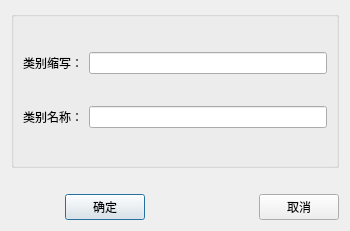
The window that tabsystemset/otherwidget/typesetdialog.ui (YYC572652645/PatholoSystem) describes before a commit, drawn with Qt 5.
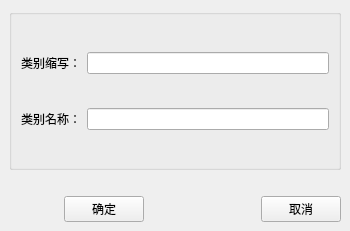
The same window after the commit.

```diff
--- a/tabsystemset/otherwidget/typesetdialog.ui
+++ b/tabsystemset/otherwidget/typesetdialog.ui
@@ -1,7 +1,7 @@
 <?xml version="1.0" encoding="UTF-8"?>
 <ui version="4.0">
  <class>typesetdialog</class>
- <widget class="QDialog" name="typesetdialog">
+ <widget class="QMainWindow" name="typesetdialog">
   <property name="geometry">
    <rect>
     <x>0</x>
@@ -25,6 +25,7 @@
   <property name="windowTitle">
    <string>Form</string>
   </property>
+   <widget class="QWidget" name="centralwidget">
   <layout class="QVBoxLayout" name="verticalLayout_4">
    <item>
     <layout class="QVBoxLayout" name="verticalLayout_3">
@@ -195,6 +196,7 @@
     </layout>
    </item>
   </layout>
+ </widget>
  </widget>
  <resources/>
  <connections/>
```
Left out of the diff: 2 changed lines with no effect on the pictures.
